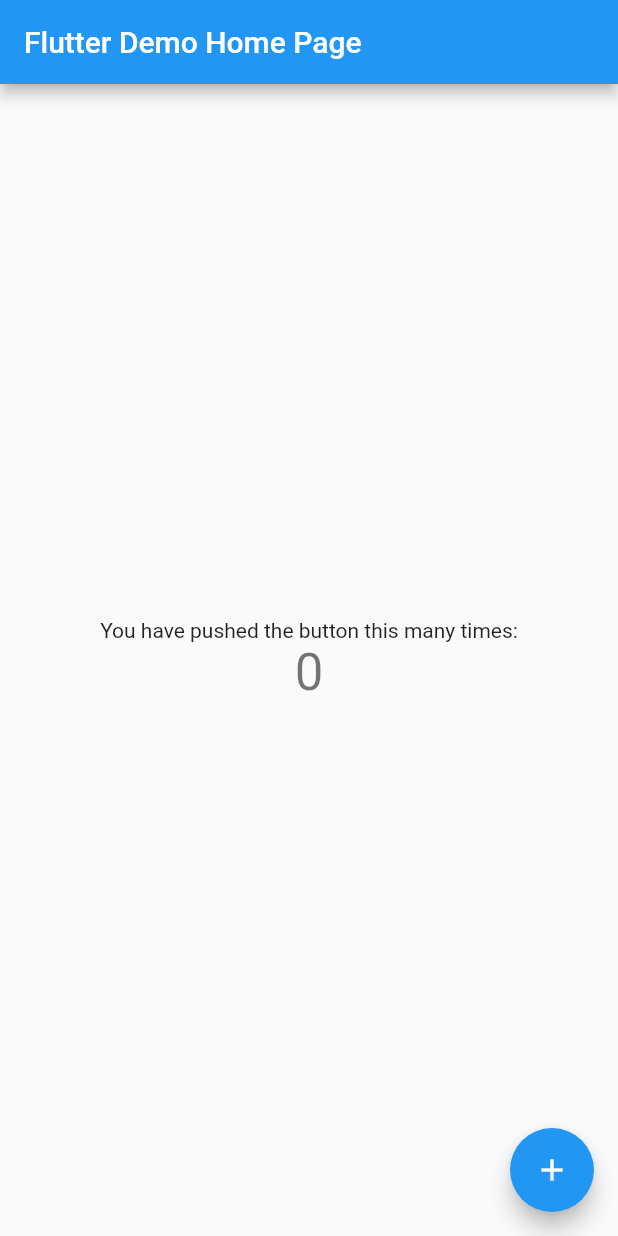
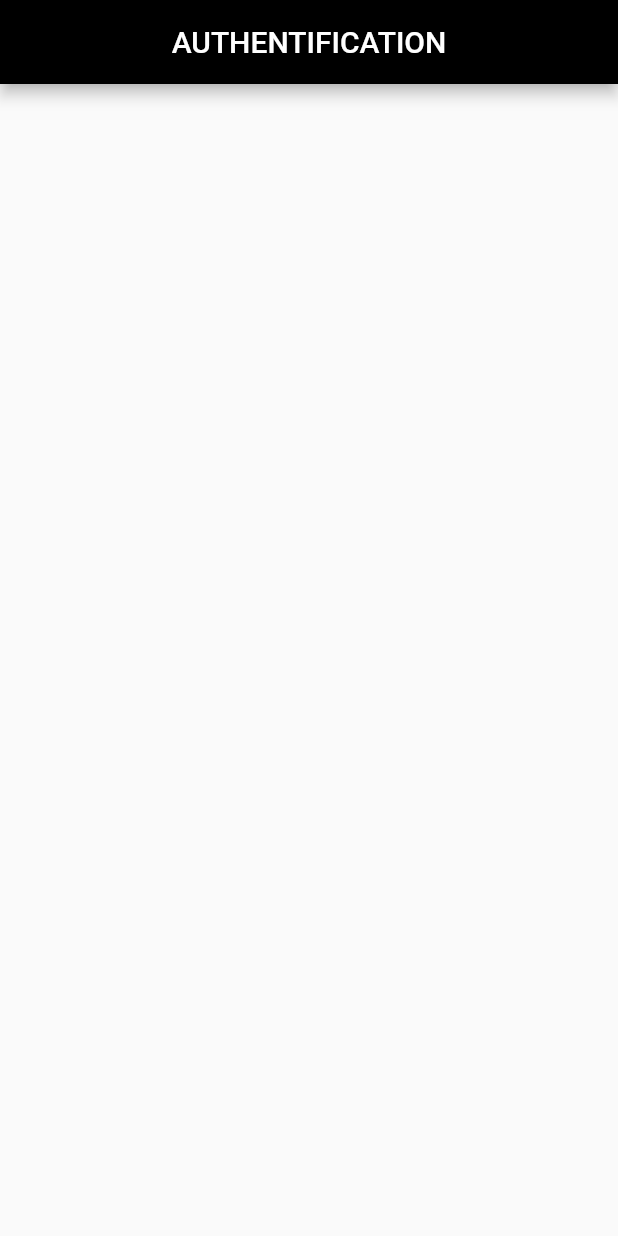
Before and after one commit to FOFE-DEV/sygalin_worksop_flutter, a Flutter app: the screen it shows after launch, on a phone screen of 412 x 824 dp. Run offline on Flutter 3.47's test engine with Material 2 defaults, Android fonts, the phone set to English and light mode, and no system bars.

Commit message:
add header

```diff
--- a/lib/main.dart
+++ b/lib/main.dart
@@ -1,4 +1,5 @@
 import 'package:flutter/material.dart';
+import 'package:sygalin_worksop_flutter/pages/login/login.dart';
 
 void main() {
   runApp(MyApp());
@@ -9,61 +10,13 @@ class MyApp extends StatelessWidget {
   @override
   Widget build(BuildContext context) {
     return MaterialApp(
-      title: 'Flutter Demo',
+      debugShowCheckedModeBanner: false,
+      title: 'Sygalin Demo',
       theme: ThemeData(
         primarySwatch: Colors.blue,
         visualDensity: VisualDensity.adaptivePlatformDensity,
       ),
-      home: MyHomePage(title: 'Flutter Demo Home Page'),
+      home: Login(),
     );
   }
 }
-
-class MyHomePage extends StatefulWidget {
-  MyHomePage({Key key, this.title}) : super(key: key);
-
-  final String title;
-
-  @override
-  _MyHomePageState createState() => _MyHomePageState();
-}
-
-class _MyHomePageState extends State<MyHomePage> {
-  int _counter = 0;
-
-  void _incrementCounter() {
-    setState(() {
-      _counter++;
-    });
-  }
-
-  @override
-  Widget build(BuildContext context) {
-    return Scaffold(
-      appBar: AppBar(
-        // Here we take the value from the MyHomePage object that was created by
-        // the App.build method, and use it to set our appbar title.
-        title: Text(widget.title),
-      ),
-      body: Center(
-        child: Column(
-          mainAxisAlignment: MainAxisAlignment.center,
-          children: <Widget>[
-            Text(
-              'You have pushed the button this many times:',
-            ),
-            Text(
-              '$_counter',
-              style: Theme.of(context).textTheme.headline4,
-            ),
-          ],
-        ),
-      ),
-      floatingActionButton: FloatingActionButton(
-        onPressed: _incrementCounter,
-        tooltip: 'Increment',
-        child: Icon(Icons.add),
-      ), // This trailing comma makes auto-formatting nicer for build methods.
-    );
-  }
-}
--- /dev/null
+++ b/lib/pages/login/login.dart
@@ -0,0 +1,16 @@
+import 'package:flutter/material.dart';
+
+class Login extends StatelessWidget {
+  const Login({Key key}) : super(key: key);
+
+  @override
+  Widget build(BuildContext context) {
+    return Scaffold(
+      appBar: AppBar(
+        title: Text('AUTHENTIFICATION'),
+        backgroundColor: Colors.black,
+        centerTitle: true,
+      ),
+    );
+  }
+}
```
Also changed, not shown: lib/pages/register/register.dart (added).
